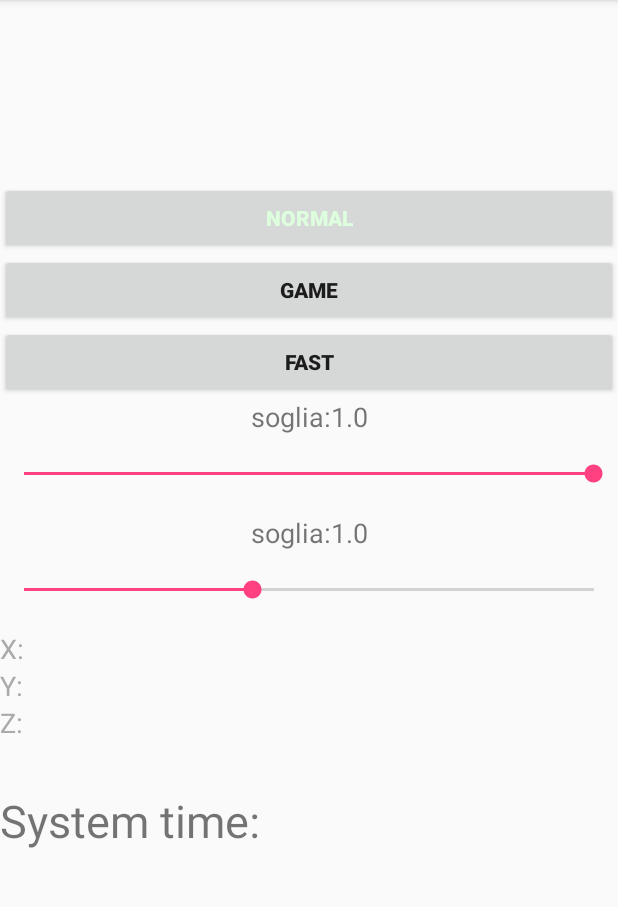
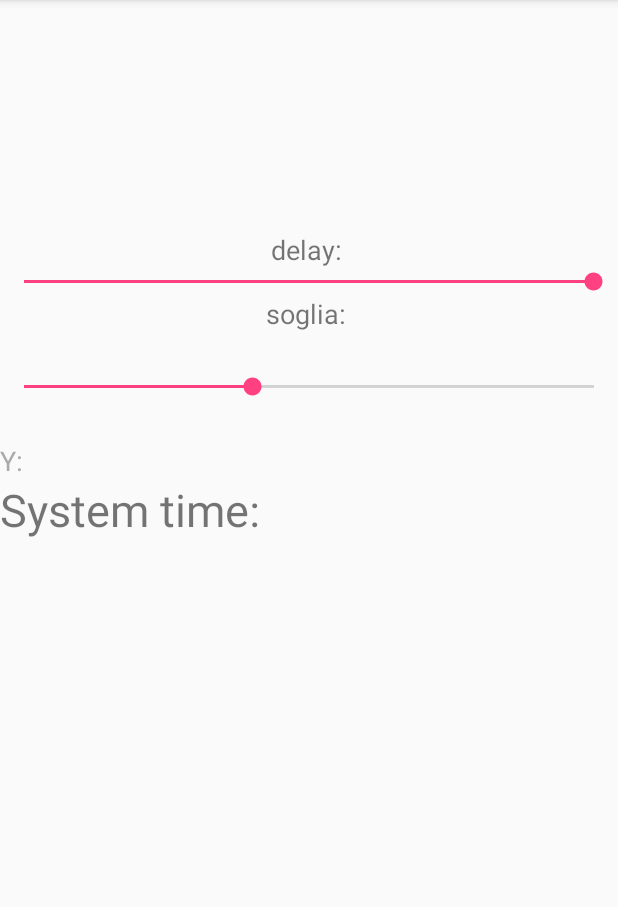
Before and after one commit to frabulous/DetectMotion, an Android app: the screen it shows after launch (MainActivity), on a phone screen of 412 x 824 dp, the part 84-991 px from its top. Run offline under Robolectric (Android 15) with nearby library versions, the phone set to English and light mode, and no system bars.

Commit message:
Focusing on positive y acceleration, switched to linear movement sensor, added distance evaluation.

```diff
--- a/app/src/main/java/com/example/francesco/detectmotion/MainActivity.java
+++ b/app/src/main/java/com/example/francesco/detectmotion/MainActivity.java
@@ -15,48 +15,39 @@ import android.widget.SeekBar;
 import android.widget.SeekBar.OnSeekBarChangeListener;
 import android.widget.TextView;
 
-public class MainActivity extends AppCompatActivity implements SensorEventListener, OnClickListener, OnSeekBarChangeListener {
+public class MainActivity extends AppCompatActivity implements SensorEventListener, OnSeekBarChangeListener {
 
     AppCompatActivity context;
-    TextView tvX, tvY;
-    Button resetBtn_normal, resetBtn_game, resetBtn_fast;
+    TextView tv1, tv2;
     int currentDelay;
-    boolean start=true;
-    float xLast, yLast;
+    boolean start=false;
     SensorManager sensorManager;
     Sensor sensor;
-    float sogliaX, sogliaY;
-    TextView tvSogliaX, tvSogliaY, timeY, tvTimeSystem;
+    float sogliaY;
+    long delay = 23;
+    float yPrevius=0;
+    float distance=0;
+    TextView tvSogliaY, timeY, tvTimeSystem, tvdelay;
     long sysTime;
-    SeekBar barraSogliaX, barraSogliaY;
-    TextView x_acceleration, y_acceleration, z_acceleration;
-    int col_base = 0xff000000; //black
-    int col_selected = 0xffddffdd; //green_
+    long startTime= 0;
+    SeekBar barraSogliaY, barraDelay;
+    TextView y_acceleration;
 
     protected void onCreate(Bundle savedInstanceState) {
         super.onCreate(savedInstanceState);
         setContentView(R.layout.activity_main);
-        tvX=(TextView)findViewById(R.id.txtviewX);
-        tvY=(TextView)findViewById(R.id.txtviewY);
-        resetBtn_normal = (Button)findViewById(R.id.resetBtn);
-        resetBtn_game = (Button)findViewById(R.id.resetBtn_game);
-        resetBtn_fast = (Button)findViewById(R.id.resetBtn_fast);
-        resetBtn_normal.setTextColor(col_selected);
-        currentDelay = SensorManager.SENSOR_DELAY_NORMAL;
-        sogliaX = 1.0f;
-        sogliaY = 1.0f;
-        tvSogliaX = (TextView)findViewById(R.id.txtviewSogliaX);
-        barraSogliaX = (SeekBar)findViewById(R.id.barraSogliaX);
-        tvSogliaX.setText("soglia:" + sogliaX);
-        barraSogliaX.setOnSeekBarChangeListener(this);
+        tv1=(TextView)findViewById(R.id.txtview1);
+        tv2=(TextView)findViewById(R.id.txtview2);
+        currentDelay = SensorManager.SENSOR_DELAY_GAME;
+        sogliaY = 4.0f;
         tvSogliaY = (TextView)findViewById(R.id.txtviewSogliaY);
         barraSogliaY = (SeekBar)findViewById(R.id.barraSogliaY);
-        tvSogliaY.setText("soglia:" + sogliaY);
+        barraDelay = (SeekBar)findViewById(R.id.barraDelay);
+        tvdelay = (TextView)findViewById(R.id.tvdelay);
         barraSogliaY.setOnSeekBarChangeListener(this);
+        barraDelay.setOnSeekBarChangeListener(this);
 
-        x_acceleration = (TextView)findViewById(R.id.Xvalue_label);
         y_acceleration = (TextView)findViewById(R.id.Yvalue_label);
-        z_acceleration = (TextView)findViewById(R.id.Zvalue_label);
         timeY = (TextView)findViewById(R.id.time_label);
         tvTimeSystem = (TextView)findViewById(R.id.timeSystem);
         sysTime = System.nanoTime();
@@ -66,11 +57,7 @@ public class MainActivity extends AppCompatActivity implements SensorEventListen
         // Get SensorManager instance
         sensorManager = (SensorManager)this.getSystemService(SENSOR_SERVICE);
         // Get ACCELEROMETER sensor
-        sensor = sensorManager.getDefaultSensor(Sensor.TYPE_ACCELEROMETER);
-        // Set button listeners
-        resetBtn_normal.setOnClickListener(this);
-        resetBtn_game.setOnClickListener(this);
-        resetBtn_fast.setOnClickListener(this);
+        sensor = sensorManager.getDefaultSensor(Sensor.TYPE_LINEAR_ACCELERATION);
     }
 
     protected void onResume(){
@@ -91,88 +78,43 @@ public class MainActivity extends AppCompatActivity implements SensorEventListen
     public void onSensorChanged(SensorEvent event) {
 
         //Log.e("Main", "GX="+String.valueOf(event.values[0])+"\nGY="+String.valueOf(event.values[1])+"\nGZ="+String.valueOf(event.values[2]));
-        float xCurrent=event.values[0]; // Get current x
         float yCurrent=event.values[1]; // Get current y
-        if(start){
-            // Initialize last x and y
-            xLast=xCurrent;
-            yLast=yCurrent;
-            start=false;
+        if(yCurrent > sogliaY && !start) {
+            tv1.setText("Acceleration start: "+sysTime+" \ndy = " + yCurrent);
+            startTime= sysTime;
+            yPrevius= yCurrent;
+            start= true;
+            distance=0;
         }
-        else{
-            // Calculate variation between last x and current x, last y and current y
-            float xDelta=xLast-xCurrent;
-            float yDelta=yLast-yCurrent;
-            if(Math.sqrt(xDelta*xDelta/2) > sogliaX)
-                tvX.setText("The device is moved horizontally: \ndx = " +xDelta);
-            if(Math.sqrt(yDelta*yDelta/2) > sogliaY) {
-                tvY.setText("The device is moved vertically: \ndy = " + yDelta);
-                timeY.setText("vertical movement at: 0"+ event.timestamp);
-            }
-
-            // Update last x and y
-            xLast=xCurrent;
-            yLast=yCurrent;
+        else if(yCurrent < yPrevius && start) {
+            tv2.setText("Acceleration end: "+sysTime+" \ndy = " + yCurrent);
+            start= false;
+            float time= (sysTime-startTime)/10;
+            timeY.setText("Distanza: "+ yPrevius*time*time);
         }
 
-        x_acceleration.setText("X: "+ event.values[0]);
-        y_acceleration.setText("Y: "+ event.values[1]);
-        z_acceleration.setText("Z: "+ event.values[2]);
+        y_acceleration.setText("Y: "+ yCurrent);
         sysTime = SystemClock.currentThreadTimeMillis();
         tvTimeSystem.setText("System time: "+ sysTime);
-    }
-
-    @Override
-    public void onClick(View view) {
-        int id = view.getId();
-        onPause();
-        tvX.setText("");
-        tvY.setText("");
-        x_acceleration.setText("X: ");
-        y_acceleration.setText("Y: ");
-        z_acceleration.setText("Z: ");
-        start = true;
-        resetBtn_normal.setTextColor(col_base);
-        resetBtn_game.setTextColor(col_base);
-        resetBtn_fast.setTextColor(col_base);
-
-        if(id == resetBtn_normal.getId()) {
-            resetBtn_normal.setTextColor(col_selected);
-            currentDelay = SensorManager.SENSOR_DELAY_NORMAL;
-        }
-        else if(id == resetBtn_game.getId()) {
-            resetBtn_game.setTextColor(col_selected);
-            currentDelay = SensorManager.SENSOR_DELAY_GAME;
-        }
-        else if(id == resetBtn_fast.getId()) {
-            resetBtn_fast.setTextColor(col_selected);
-            currentDelay = SensorManager.SENSOR_DELAY_FASTEST;
-        }
-
-        onResume();
-
     }
 
     @Override
     public void onProgressChanged(SeekBar seekBar, int i, boolean b) {
         int id = seekBar.getId();
 
-        if(id == barraSogliaX.getId()){
+        if(id == barraSogliaY.getId()){
             //gestisce la seekbar della soglia e fa reset
-            sogliaX = ((float)i)/10 ;
-            tvSogliaX.setText("soglia X: "+ sogliaX);
-            tvX.setText("");
-            tvY.setText("");
-            start = true;
-        }
-        if(id == barraSogliaY.getId()){
-            //gestisce la seekbar dellala soglia e fa reset
             sogliaY = ((float)i)/10 ;
             tvSogliaY.setText("soglia Y: "+ sogliaY);
-            tvX.setText("");
-            tvY.setText("");
-            start = true;
         }
+        else if(id == barraDelay.getId()){
+            delay = (long)i;
+            tvdelay.setText("delay: "+ delay);
+        }
+        tv1.setText("");
+        tv2.setText("");
+        timeY.setText("");
+
     }
 
     @Override
--- a/app/src/main/res/layout/activity_main.xml
+++ b/app/src/main/res/layout/activity_main.xml
@@ -9,59 +9,41 @@ tools:context="com.example.francesco.detectmotion.MainActivity"
     android:weightSum="1">
 
     <TextView
-        android:id="@+id/txtviewX"
-        android:layout_width="match_parent"
-        android:layout_height="wrap_content"
-        android:layout_gravity="center"
-
-        android:minLines="2"
-        android:textSize="24sp" />
-
-    <TextView
-        android:id="@+id/txtviewY"
+        android:id="@+id/txtview1"
         android:layout_width="match_parent"
         android:layout_height="wrap_content"
         android:minLines="2"
         android:textSize="24sp" />
 
-    <Button
-        android:id="@+id/resetBtn"
+    <TextView
+        android:id="@+id/txtview2"
         android:layout_width="match_parent"
         android:layout_height="wrap_content"
-        android:text="normal"
-        android:textStyle="bold" />
+        android:minLines="2"
+        android:textSize="24sp" />
 
-    <Button
-        android:id="@+id/resetBtn_game"
+    <TextView
+        android:id="@+id/time_label"
         android:layout_width="match_parent"
         android:layout_height="wrap_content"
-        android:text="game"
-        android:textStyle="bold" />
-
-    <Button
-        android:id="@+id/resetBtn_fast"
-        android:layout_width="match_parent"
-        android:layout_height="wrap_content"
-        android:text="fast"
-        android:textStyle="bold" />
+        android:textColor="@android:color/holo_purple"
+        android:textSize="24sp" />
 
     <TextView
-        android:id="@+id/txtviewSogliaX"
+        android:id="@+id/tvdelay"
         android:layout_width="match_parent"
         android:layout_height="wrap_content"
         android:minLines="1"
-        android:text="soglia: "
+        android:text="delay: "
         android:textAlignment="center"
         android:textSize="18sp" />
 
     <SeekBar
-        android:id="@+id/barraSogliaX"
-        style="@style/Widget.AppCompat.SeekBar"
+        android:id="@+id/barraDelay"
         android:layout_width="match_parent"
         android:layout_height="wrap_content"
-        android:layout_weight="0.13"
         android:max="100"
-        android:progress="100" />
+        android:progress="230" />
 
     <TextView
         android:id="@+id/txtviewSogliaY"
@@ -82,14 +64,6 @@ tools:context="com.example.francesco.detectmotion.MainActivity"
         android:progress="40" />
 
     <TextView
-        android:id="@+id/Xvalue_label"
-        android:layout_width="match_parent"
-        android:layout_height="wrap_content"
-        android:text="X:"
-        android:textColor="@android:color/darker_gray"
-        android:textSize="18sp" />
-
-    <TextView
         android:id="@+id/Yvalue_label"
         android:layout_width="match_parent"
         android:layout_height="wrap_content"
@@ -98,25 +72,21 @@ tools:context="com.example.francesco.detectmotion.MainActivity"
         android:textSize="18sp" />
 
     <TextView
-        android:id="@+id/Zvalue_label"
-        android:layout_width="match_parent"
-        android:layout_height="wrap_content"
-        android:text="Z:"
-        android:textColor="@android:color/darker_gray"
-        android:textSize="18sp" />
-
-    <TextView
-        android:id="@+id/time_label"
-        android:layout_width="match_parent"
-        android:layout_height="wrap_content"
-        android:textColor="@android:color/holo_purple"
-        android:textSize="24sp" />
-
-    <TextView
         android:id="@+id/timeSystem"
         android:layout_width="match_parent"
         android:layout_height="wrap_content"
         android:text="System time:"
         android:textSize="30sp" />
 
+    <ScrollView
+        android:layout_width="match_parent"
+        android:layout_height="37dp"
+        android:layout_weight="0.62">
+
+        <LinearLayout
+            android:layout_width="match_parent"
+            android:layout_height="wrap_content"
+            android:orientation="vertical" />
+    </ScrollView>
+
 </LinearLayout>
```
